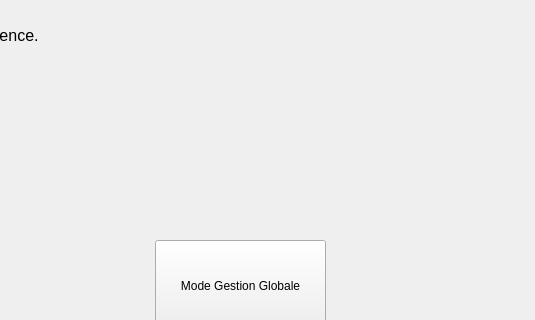
The window that Process_Barriere/Process_Barriere/Process_Barriere.ui (eloiselcr/Gestion-acces-parking) describes before a commit, drawn with Qt 5; both pictures show x 605 to 1140 and y 157 to 477 of the 1140 by 694 pixel window.
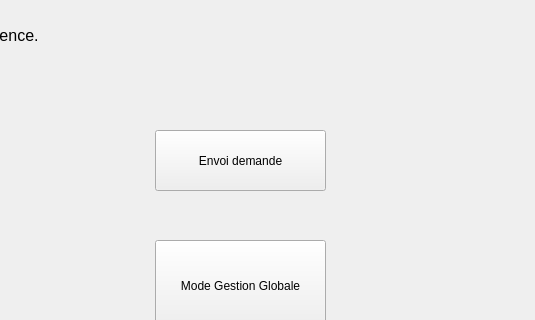
The same window after the commit. The open tabs and pages were chosen to show the change.

```diff
--- a/Process_Barriere/Process_Barriere/Process_Barriere.ui
+++ b/Process_Barriere/Process_Barriere/Process_Barriere.ui
@@ -292,6 +292,19 @@
         <string>Bienvenue sur l'espace de gestion des modes de la barrière au sein de La Providence.</string>
        </property>
       </widget>
+      <widget class="QPushButton" name="test_envoi">
+       <property name="geometry">
+        <rect>
+         <x>810</x>
+         <y>130</y>
+         <width>171</width>
+         <height>61</height>
+        </rect>
+       </property>
+       <property name="text">
+        <string>Envoi demande</string>
+       </property>
+      </widget>
      </widget>
     </widget>
     <widget class="QWidget" name="interface_superviseur">
```
Left out of the diff: 19 changed lines with no effect on the pictures.
